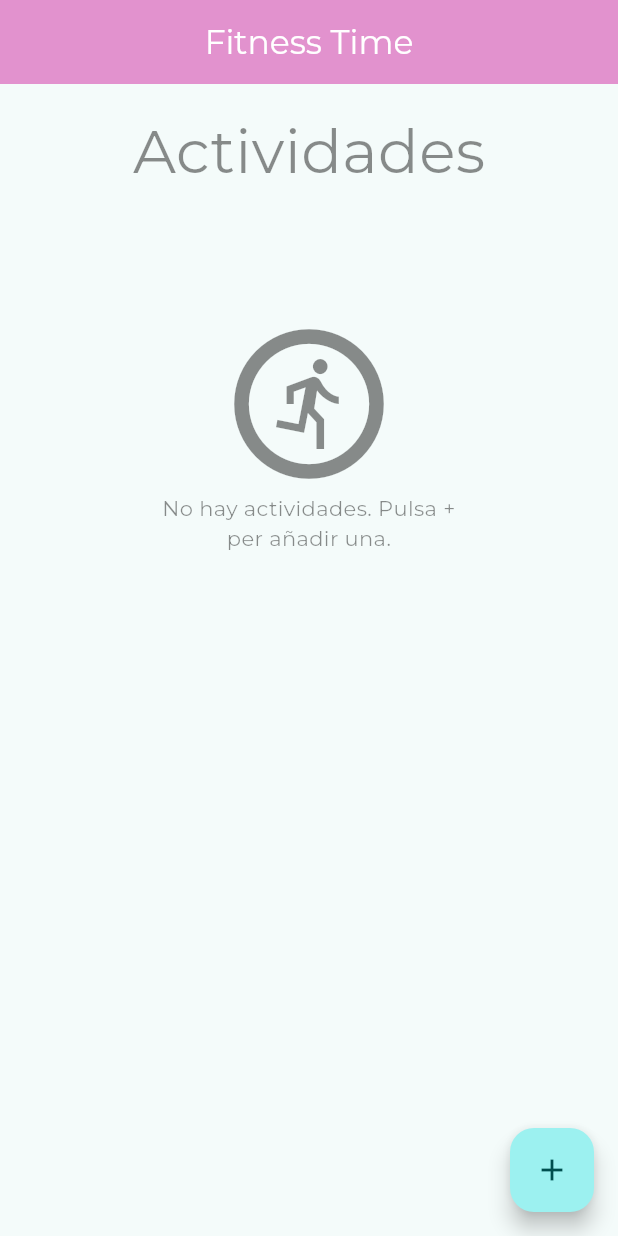
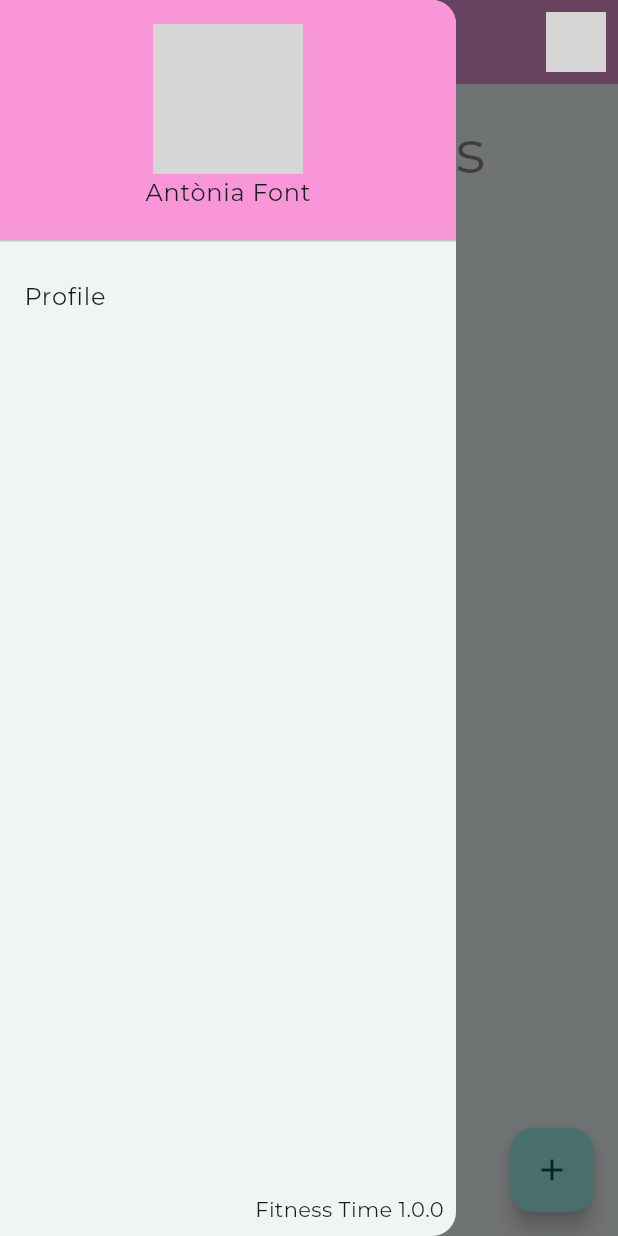
Before and after one commit to poqueque/clustertic_fitness_time, a Flutter app: the screen it shows after launch, with the side drawer open (before the commit the screen has no drawer), on a phone screen of 412 x 824 dp. Run offline on Flutter 3.47's test engine with Material 2 defaults, Android fonts, the phone set to English and light mode, and no system bars; our stand-ins replace google_fonts; network calls fail; grey boxes are pictures that could not be loaded.

Commit message:
After Exercise 3

```diff
--- a/lib/screens/home.dart
+++ b/lib/screens/home.dart
@@ -1,3 +1,4 @@
+import 'package:fitness_time/screens/profile_page.dart';
 import 'package:flutter/material.dart';
 
 import '../models/activity.dart';
@@ -18,9 +19,66 @@ class _HomeState extends State<Home> {
   @override
   Widget build(BuildContext context) {
     return Scaffold(
+      drawer: Drawer(
+        child: Column(
+          mainAxisSize: MainAxisSize.max,
+          crossAxisAlignment: CrossAxisAlignment.stretch,
+          children: [
+            const DrawerHeader(
+              decoration: BoxDecoration(
+                color: AppStyles.persianPink,
+              ),
+              child: Column(
+                children: [
+                  CircleAvatar(
+                    radius: 50,
+                    backgroundImage: NetworkImage(
+                        "https://randomuser.me/api/portraits/women/44.jpg"),
+                  ),
+                  Text("Antònia Font"),
+                ],
+              ),
+            ),
+            ListTile(
+              title: const Text('Profile'),
+              onTap: () {
+                Navigator.push(
+                    context,
+                    MaterialPageRoute(
+                        builder: (builder) => const ProfilePage()));
+              },
+            ),
+            const Spacer(),
+            const Padding(
+              padding: EdgeInsets.all(8.0),
+              child: Text(
+                "Fitness Time 1.0.0",
+                textAlign: TextAlign.end,
+              ),
+            )
+          ],
+        ),
+      ),
       appBar: AppBar(
         title: const Text("Fitness Time"),
-        elevation: 4,
+        actions: [
+          InkWell(
+            onTap: () {
+              Navigator.push(context,
+                  MaterialPageRoute(builder: (builder) => const ProfilePage()));
+            },
+            child: const Padding(
+              padding: EdgeInsets.all(8.0),
+              child: Hero(
+                tag: "profile",
+                child: CircleAvatar(
+                  backgroundImage: NetworkImage(
+                      "https://randomuser.me/api/portraits/women/44.jpg"),
+                ),
+              ),
+            ),
+          )
+        ],
       ),
       body: Padding(
         padding: const EdgeInsets.all(16.0),
```
Also changed, not shown: lib/screens/profile_page.dart (+24 -13 lines).
